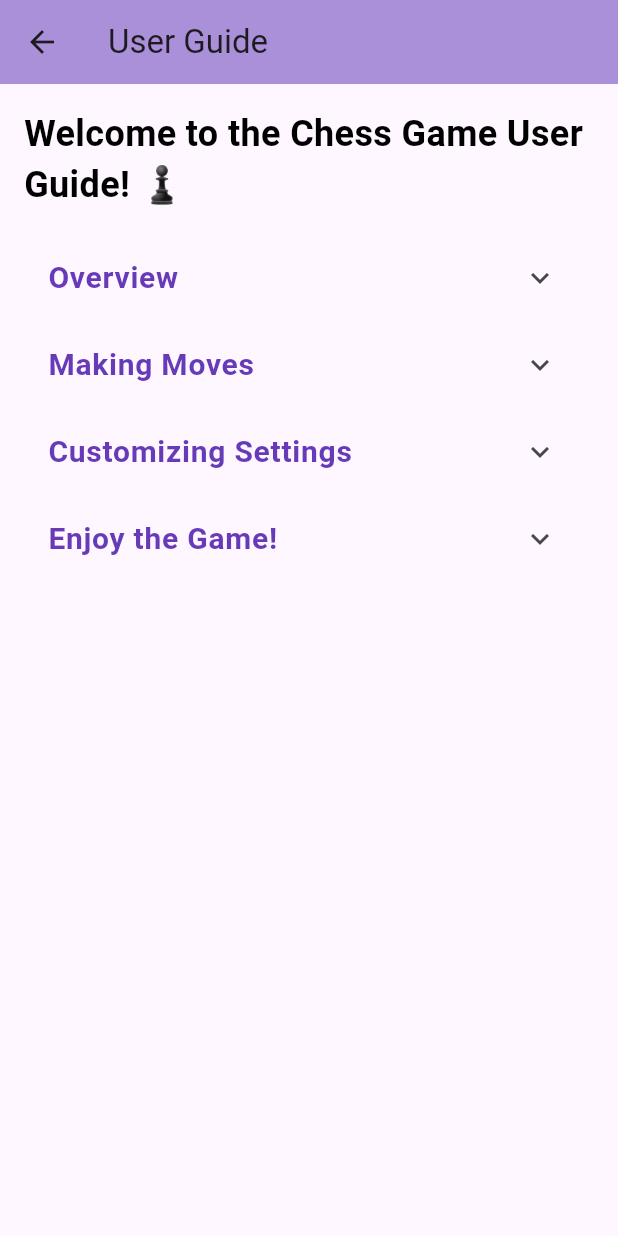
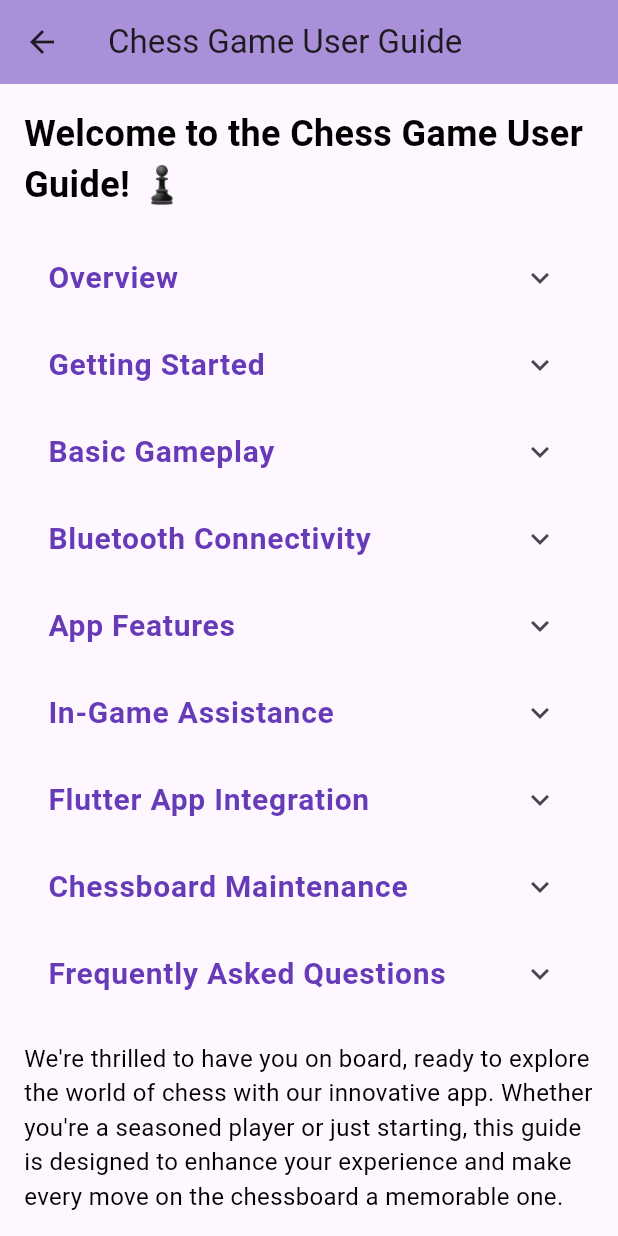
Before and after one commit to udayaKavinda/e19-3yp-Smart-Chessboard, a Flutter app: the UserGuide screen opened directly, on a phone screen of 412 x 824 dp. Run offline on Flutter 3.47's test engine with Material 3 defaults, Android fonts, the phone set to English and light mode, and no system bars; our stand-ins replace socket_io_client; missing offline and left inert: amplify_auth_cognito, amplify_authenticator, amplify_flutter, chess, flutter_chess_board; project files that could hold a hidden picture were left out.

Commit message:
Update User Guide

```diff
--- a/code/smartchessboard/lib/screens/user_guide.dart
+++ b/code/smartchessboard/lib/screens/user_guide.dart
@@ -7,7 +7,7 @@ class UserGuide extends StatelessWidget {
   Widget build(BuildContext context) {
     return Scaffold(
       appBar: AppBar(
-        title: const Text("User Guide"),
+        title: const Text("Chess Game User Guide"),
         backgroundColor: const Color.fromARGB(255, 170, 143, 217), // Thematic color
       ),
       body: Padding(
@@ -27,19 +27,47 @@ class UserGuide extends StatelessWidget {
               const SizedBox(height: 16),
               UserGuideSection(
                 title: 'Overview',
-                content: 'This is a new revolution in world chess game',
+                content: 'Congratulations on choosing our chess app, where the timeless game of strategy meets cutting-edge technology. We\'ve taken chess to the next level by connecting it to a real chessboard through Bluetooth, providing you with a seamless and immersive experience. To make the most out of your chess journey, we\'ve created this user guide to help you navigate through the features and enjoy every move on and off the board.',
               ),
               UserGuideSection(
-                title: 'Making Moves',
-                content: 'Tap on a chess piece and then tap on the destination square.',
+                title: 'Getting Started',
+                content: 'Connecting your real chessboard via Bluetooth\nSetting up the app for the first time\nOverview of the app interface',
               ),
               UserGuideSection(
-                title: 'Customizing Settings',
-                content: 'Personalize your chessboard appearance and game preferences.',
+                title: 'Basic Gameplay',
+                content: 'Making moves on the virtual board\nSyncing moves with the physical chessboard\nUnderstanding feedback and notifications',
               ),
               UserGuideSection(
-                title: 'Enjoy the Game!',
-                content: 'Connect with friends, play chess, and have fun!',
+                title: 'Bluetooth Connectivity',
+                content: 'Troubleshooting connection issues\nReconnecting your chessboard\nTips for optimal Bluetooth performance',
+              ),
+              UserGuideSection(
+                title: 'App Features',
+                content: 'Exploring different game modes\nCustomizing the chessboard appearance\nAccessing game history and saved games',
+              ),
+              UserGuideSection(
+                title: 'In-Game Assistance',
+                content: 'Utilizing hints and analysis tools\nAdjusting difficulty levels\nResuming interrupted games',
+              ),
+              UserGuideSection(
+                title: 'Flutter App Integration',
+                content: 'Navigating through the app\'s various screens\nAccessing additional resources and settings\nProviding feedback and support',
+              ),
+              UserGuideSection(
+                title: 'Chessboard Maintenance',
+                content: 'Cleaning and caring for your real chessboard\nBattery management for Bluetooth connectivity\nStorage and travel tips',
+              ),
+              UserGuideSection(
+                title: 'Frequently Asked Questions',
+                content: 'Answers to common queries\nTroubleshooting tips\nContacting our support team',
+              ),
+              const SizedBox(height: 16),
+              Text(
+                'We\'re thrilled to have you on board, ready to explore the world of chess with our innovative app. Whether you\'re a seasoned player or just starting, this guide is designed to enhance your experience and make every move on the chessboard a memorable one. Happy playing!\n\nFor additional assistance or feedback, visit our website or contact our support team.',
+                style: TextStyle(
+                  fontSize: 16,
+                  color: Colors.black,
+                ),
               ),
             ],
           ),
```
